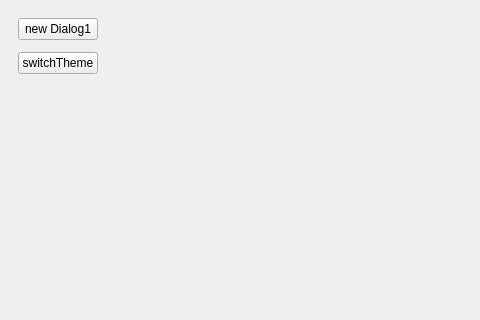
Old version of the form src/mainwindow.ui in the repository calm51/example-qtframeless; both pictures show x 0 to 480 and y 0 to 320 of the 636 by 469 pixel window.
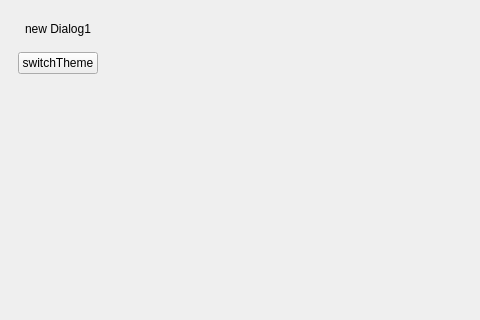
New version of the form.

What changed in the file:
```diff
--- a/src/mainwindow.ui
+++ b/src/mainwindow.ui
@@ -72,6 +72,9 @@
               <property name="text">
                <string>new Dialog1</string>
               </property>
+              <property name="flat">
+               <bool>true</bool>
+              </property>
              </widget>
             </item>
            </layout>
```
